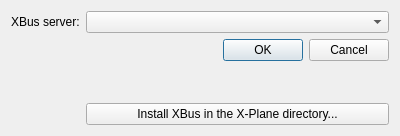
swift-project/pilotclient, file src/plugins/simulator/xplaneconfig/simulatorxplaneconfigwindow.ui: the form before one commit.
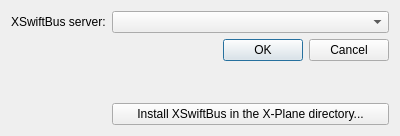
The form after the commit.

```diff
--- a/src/plugins/simulator/xplaneconfig/simulatorxplaneconfigwindow.ui
+++ b/src/plugins/simulator/xplaneconfig/simulatorxplaneconfigwindow.ui
@@ -20,14 +20,14 @@
    <item row="0" column="0">
     <widget class="QLabel" name="lbl_XBusServer">
      <property name="text">
-      <string>XBus server:</string>
+      <string>XSwiftBus server:</string>
      </property>
     </widget>
    </item>
    <item row="3" column="1">
     <widget class="QPushButton" name="pb_InstallXBus">
      <property name="text">
-      <string>Install XBus in the X-Plane directory...</string>
+      <string>Install XSwiftBus in the X-Plane directory...</string>
      </property>
     </widget>
    </item>
```
Left out of the diff: 6 changed lines with no effect on the pictures.
